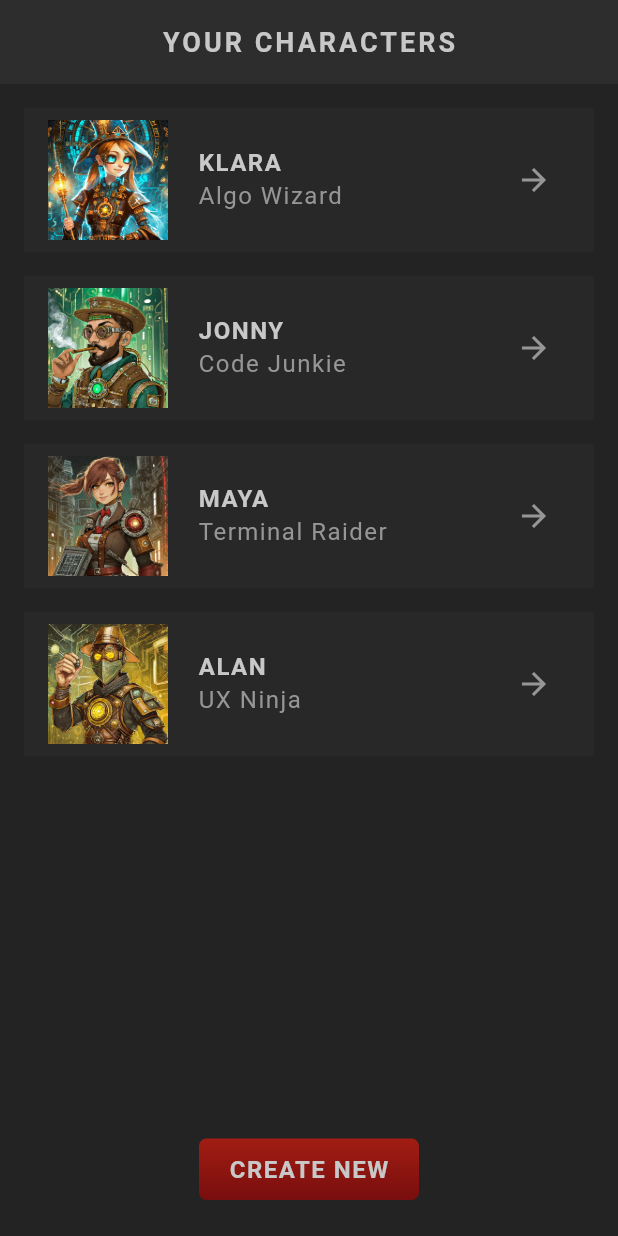
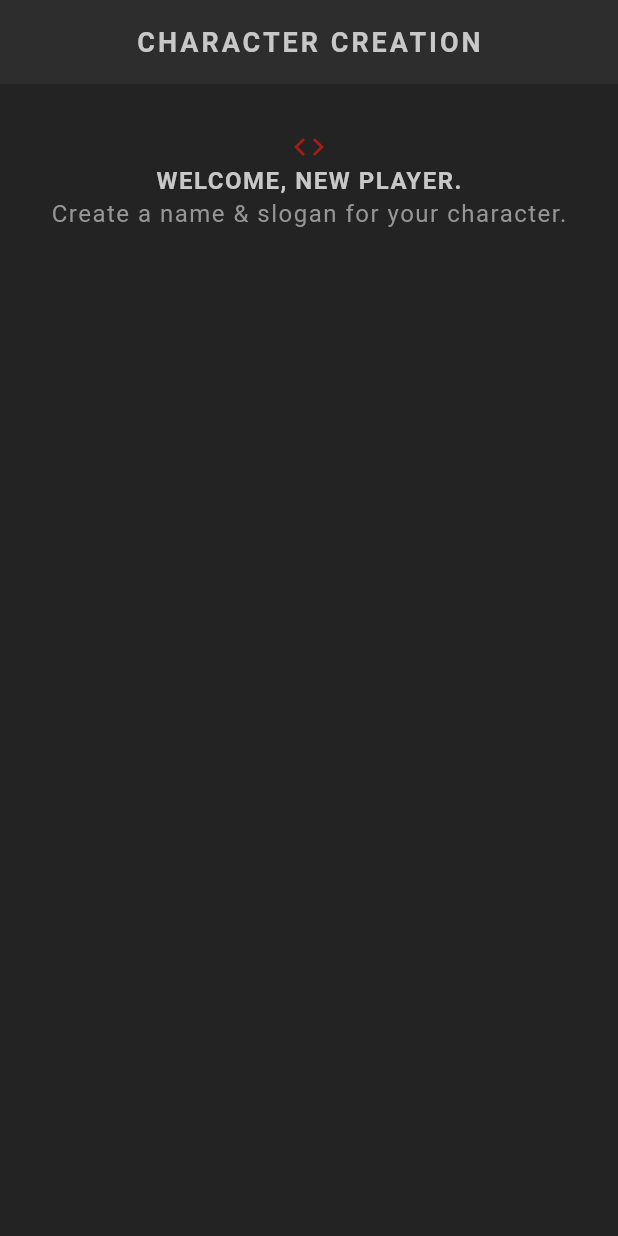
Before and after one commit to arnabict/RoleRoster, a Flutter app: the screen it shows after launch, on a phone screen of 412 x 824 dp. Run offline on Flutter 3.47's test engine with Material 3 defaults, Android fonts, the phone set to English and light mode, and no system bars; our stand-ins replace google_fonts; Roboto replaces fonts that are missing (Kanit).

Commit message:
feat: add create screen

```diff
--- a/lib/main.dart
+++ b/lib/main.dart
@@ -1,9 +1,10 @@
 import 'package:flutter/material.dart';
+import 'package:model_rpg/screens/create/create.dart';
 import 'package:model_rpg/screens/home/home.dart';
 import 'package:model_rpg/theme.dart';
 
 void main() {
-  runApp(MaterialApp(theme: primaryTheme, home: Home()));
+  runApp(MaterialApp(theme: primaryTheme, home: Create()));
 }
 
 class SandBox extends StatelessWidget {
--- /dev/null
+++ b/lib/screens/create/create.dart
@@ -0,0 +1,35 @@
+import 'package:flutter/material.dart';
+import 'package:model_rpg/shared/styled_text.dart';
+import 'package:model_rpg/theme.dart';
+
+class Create extends StatefulWidget {
+  const Create({super.key});
+
+  @override
+  State<Create> createState() => _CreateState();
+}
+
+class _CreateState extends State<Create> {
+  @override
+  Widget build(BuildContext context) {
+    return Scaffold(
+      appBar: AppBar(
+        title: StyledTitle("Character Creation"),
+        centerTitle: true,
+      ),
+      body: Container(
+        padding: EdgeInsets.symmetric(vertical: 30, horizontal: 20),
+        child: Column(
+          children: [
+            Center(child: Icon(Icons.code, color: AppColors.primaryColor)),
+            Center(child: StyledHeading("Welcome, new player.")),
+            Center(
+              child: StyledText("Create a name & slogan for your character."),
+            ),
+            SizedBox(height: 30),
+          ],
+        ),
+      ),
+    );
+  }
+}
```
